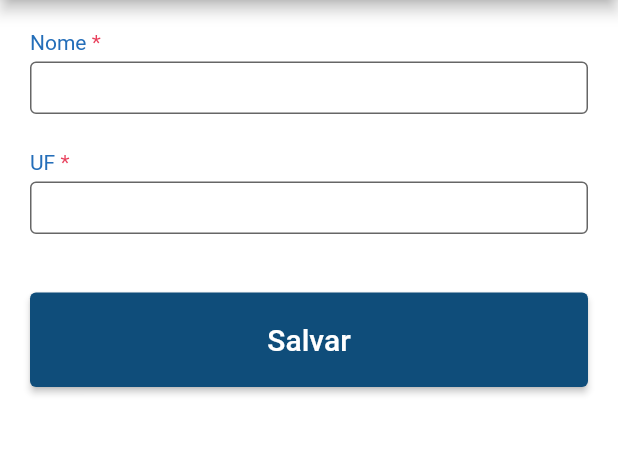
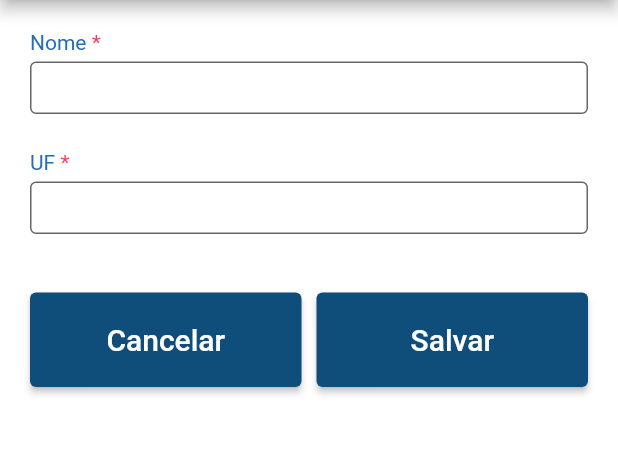
Before and after one commit to HandreiFontana/flutter-basic, a Flutter app: the EstadoFormPage screen opened by its route, on a phone screen of 412 x 824 dp, the part 84-539 px from its top. Run offline on Flutter 3.47's test engine with Material 2 defaults, Android fonts, the phone set to English and light mode, and no system bars; our stand-ins replace flutter_typeahead, shared_preferences; accounts and stored records are empty.

Commit message:
feat (#466): create do form finalizado

```diff
--- /dev/null
+++ b/lib/presentation/components/app_form_button.dart
@@ -0,0 +1,36 @@
+import 'package:basic/shared/themes/app_colors.dart';
+import 'package:flutter/material.dart';
+
+class AppFormButton extends StatelessWidget {
+  const AppFormButton({
+    super.key,
+    required this.submit,
+    required this.label,
+  });
+
+  final Function() submit;
+  final String label;
+
+  @override
+  Widget build(BuildContext context) {
+    return Padding(
+      padding: const EdgeInsets.only(top: 15),
+      child: ElevatedButton(
+        style: ButtonStyle(
+          backgroundColor: MaterialStateProperty.all<Color>(AppColors.primary),
+          padding: MaterialStateProperty.all<EdgeInsets>(EdgeInsets.all(20)),
+          foregroundColor: MaterialStateProperty.all<Color>(AppColors.background),
+        ),
+        onPressed: submit,
+        child: SizedBox(
+          width: double.infinity,
+          child: Text(
+            label,
+            textAlign: TextAlign.center,
+            style: TextStyle(fontSize: 20),
+          ),
+        ),
+      ),
+    );
+  }
+}
--- a/lib/presentation/ui/common/estado/form/estado_form_page.dart
+++ b/lib/presentation/ui/common/estado/form/estado_form_page.dart
@@ -1,10 +1,10 @@
 import 'package:basic/data/repositories/common/estado_repository.dart';
 import 'package:basic/domain/models/common/estado.dart';
 import 'package:basic/presentation/components/app_confirm_action.dart';
+import 'package:basic/presentation/components/app_form_button.dart';
 import 'package:basic/presentation/components/app_scaffold.dart';
 import 'package:basic/presentation/components/inputs/app_form_text_input_widget.dart';
 import 'package:basic/shared/exceptions/auth_exception.dart';
-import 'package:basic/shared/themes/app_colors.dart';
 import 'package:flutter/material.dart';
 import 'package:provider/provider.dart';
 
@@ -42,7 +42,11 @@ class _EstadoFormPageState extends State<EstadoFormPage> {
           child: Column(
             mainAxisAlignment: MainAxisAlignment.start,
             crossAxisAlignment: CrossAxisAlignment.start,
-            children: [nomeField, ufField, buildElevatedButton(context)],
+            children: [
+              nomeField,
+              ufField,
+              actionButtons,
+            ],
           ),
         ),
       ),
@@ -67,25 +71,15 @@ class _EstadoFormPageState extends State<EstadoFormPage> {
     );
   }
 
-  Padding buildElevatedButton(BuildContext context) => Padding(
-        padding: const EdgeInsets.only(top: 15),
-        child: ElevatedButton(
-          style: ButtonStyle(
-            backgroundColor: MaterialStateProperty.all<Color>(AppColors.primary),
-            padding: MaterialStateProperty.all<EdgeInsets>(EdgeInsets.all(20)),
-            foregroundColor: MaterialStateProperty.all<Color>(AppColors.background),
-          ),
-          onPressed: _submit,
-          child: const SizedBox(
-            width: double.infinity,
-            child: Text(
-              'Salvar',
-              textAlign: TextAlign.center,
-              style: TextStyle(fontSize: 20),
-            ),
-          ),
-        ),
-      );
+  Widget get actionButtons {
+    return Row(
+      children: [
+        Expanded(child: AppFormButton(submit: _cancel, label: 'Cancelar')),
+        SizedBox(width: 10),
+        Expanded(child: AppFormButton(submit: _submit, label: 'Salvar')),
+      ],
+    );
+  }
 
   Future<void> _submit() async {
     final isValid = _formKey.currentState?.validate() ?? false;
@@ -102,22 +96,15 @@ class _EstadoFormPageState extends State<EstadoFormPage> {
         'nome': controllers.nome.text,
         'uf': controllers.uf.text,
       };
-      // ignore: unused_local_variable
-      final response = await Provider.of<EstadoRepository>(context, listen: false).save(payload).then((validado) {
+
+      await Provider.of<EstadoRepository>(context, listen: false).save(payload).then((validado) {
         if (validado) {
           return showDialog(
             context: context,
             builder: (context) {
-              return ConfirmActionWidget(message: 'Cliente criado com sucesso!', cancelButtonText: 'Ok');
+              return ConfirmActionWidget(message: 'Estado criado com sucesso!', cancelButtonText: 'Ok');
             },
-          );
-        } else {
-          return showDialog(
-            context: context,
-            builder: (context) {
-              return ConfirmActionWidget(message: 'CPF/CNPJ já registrado para outro cliente!', cancelButtonText: 'Ok');
-            },
-          );
+          ).then((value) => Navigator.of(context).pushReplacementNamed('/estados'));
         }
       });
     } on AuthException catch (error) {
@@ -136,4 +123,21 @@ class _EstadoFormPageState extends State<EstadoFormPage> {
       );
     }
   }
+
+  Future<void> _cancel() async {
+    return showDialog(
+      context: context,
+      builder: (context) {
+        return ConfirmActionWidget(
+          message: 'Tem certeza que deseja sair?',
+          cancelButtonText: 'Não',
+          confirmButtonText: 'Sim',
+        );
+      },
+    ).then((value) {
+      if (value) {
+        Navigator.of(context).pushReplacementNamed('/estados');
+      }
+    });
+  }
 }
```
